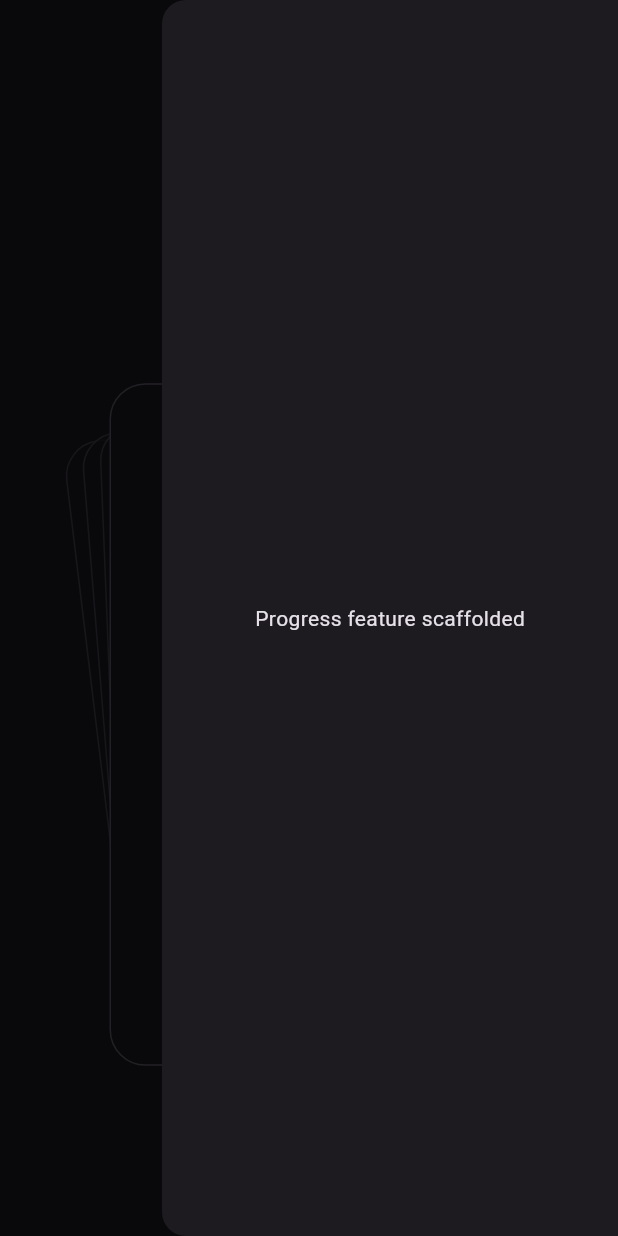
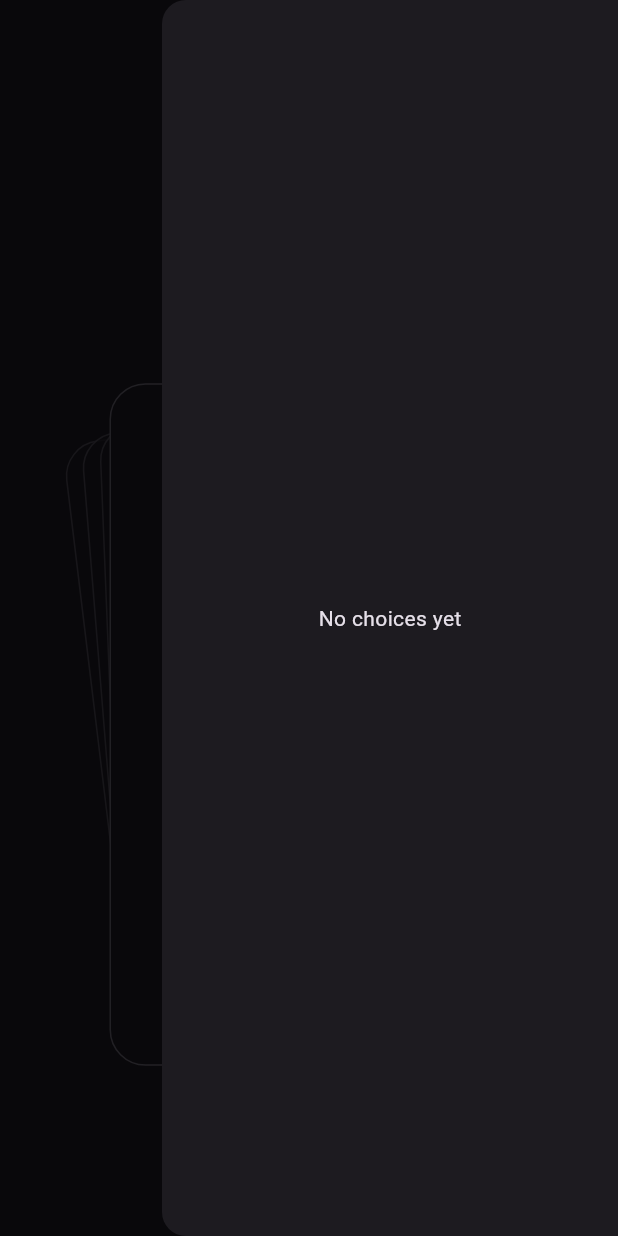
Before and after one commit to nikolay-potehin/cards-test-task, a Flutter app: the screen it shows after launch, after a tap on the "dark mode" icon, after a tap on the "menu" icon, on a phone screen of 412 x 824 dp. Run offline on Flutter 3.47's test engine with Material 3 defaults, Android fonts, the phone set to English and light mode, and no system bars; our stand-ins replace equatable, flutter_bloc.

Commit message:
feat(progress): saves progress and shows in a drawer

```diff
--- a/lib/features/cards/controllers/cards_cubit.dart
+++ b/lib/features/cards/controllers/cards_cubit.dart
@@ -1,6 +1,9 @@
+import 'dart:async';
+
 import 'package:flutter_bloc/flutter_bloc.dart';
 import 'package:test_task_cards/features/cards/models/card_model.dart';
 import 'package:test_task_cards/features/cards/repos/cards_repo.dart';
+import 'package:test_task_cards/features/progress/repos/progress_repo.dart';
 
 class CardsState {
   const CardsState({required this.isLoading, required this.cards, required this.currentIndex, required this.streak});
@@ -32,13 +35,14 @@ class CardsState {
 }
 
 class CardsCubit extends Cubit<CardsState> {
-  CardsCubit(this._repo) : super(const CardsState.initial());
+  CardsCubit(this._cardsRepo, this._progressRepo) : super(const CardsState.initial());
 
-  final CardsRepo _repo;
+  final CardsRepo _cardsRepo;
+  final ProgressRepo _progressRepo;
 
   Future<void> loadCards() async {
     emit(state.copyWith(isLoading: true, streak: 0));
-    final result = await _repo.loadCards();
+    final result = await _cardsRepo.loadCards();
     result.when(
       ok: (cards) {
         emit(CardsState(isLoading: false, cards: cards, currentIndex: 0, streak: 0));
@@ -66,6 +70,7 @@ class CardsCubit extends Cubit<CardsState> {
     if (state.currentCard case final card?) {
       final isAnswerCorrect = isRightSwipe == card.isCorrect;
       emit(state.copyWith(currentIndex: state.currentIndex + 1, streak: isAnswerCorrect ? state.streak + 1 : 0));
+      unawaited(_progressRepo.saveCardChoice(card: card.copyWith(), isRightSwipe: isRightSwipe));
     }
   }
 }
--- a/lib/features/cards/screens/cards_screen.dart
+++ b/lib/features/cards/screens/cards_screen.dart
@@ -3,6 +3,7 @@ import 'package:flutter_bloc/flutter_bloc.dart';
 import 'package:test_task_cards/dependencies.dart';
 import 'package:test_task_cards/features/cards/controllers/cards_cubit.dart';
 import 'package:test_task_cards/features/cards/repos/cards_repo.dart';
+import 'package:test_task_cards/features/progress/repos/progress_repo.dart';
 
 import 'package:test_task_cards/features/cards/widgets/cards_view.dart';
 
@@ -12,8 +13,9 @@ class CardsScreen extends StatelessWidget {
   @override
   Widget build(BuildContext context) {
     final cardsRepo = Dependencies.of(context).repo<CardsRepo>();
+    final progressRepo = Dependencies.of(context).repo<ProgressRepo>();
     return BlocProvider(
-      create: (_) => CardsCubit(cardsRepo)..loadCards(),
+      create: (_) => CardsCubit(cardsRepo, progressRepo)..loadCards(),
       child: const SafeArea(child: CardsView()),
     );
   }
--- a/lib/features/progress/repos/progress_repo.dart
+++ b/lib/features/progress/repos/progress_repo.dart
@@ -1,5 +1,8 @@
 import 'package:test_task_cards/features/progress/models/progress_model.dart';
+import 'package:test_task_cards/features/cards/models/card_model.dart';
 import 'package:test_task_cards/core/result.dart';
+
+typedef CardSwipeChoice = ({CardModel card, bool isRightSwipe});
 
 /// {@template progress_repo}
 /// Defines progress data access contract through [ProgressRepo].
@@ -9,6 +12,12 @@ sealed class ProgressRepo {
 
   /// {@macro progress_repo}
   Future<Result<ProgressModel>> readProgress();
+
+  /// {@macro progress_repo}
+  Future<Result<void>> saveCardChoice({required CardModel card, required bool isRightSwipe});
+
+  /// {@macro progress_repo}
+  Future<Result<List<CardSwipeChoice>>> loadHistory({int length = 10});
 }
 
 /// {@macro progress_repo}
@@ -20,6 +29,16 @@ final class ProgressRepo$Rest extends ProgressRepo {
   Future<Result<ProgressModel>> readProgress() async {
     throw UnimplementedError();
   }
+
+  @override
+  Future<Result<void>> saveCardChoice({required CardModel card, required bool isRightSwipe}) async {
+    throw UnimplementedError();
+  }
+
+  @override
+  Future<Result<List<CardSwipeChoice>>> loadHistory({int length = 10}) async {
+    throw UnimplementedError();
+  }
 }
 
 /// {@macro progress_repo}
@@ -27,10 +46,29 @@ final class ProgressRepo$Rest extends ProgressRepo {
 final class ProgressRepo$Stub extends ProgressRepo {
   const ProgressRepo$Stub() : super();
 
+  static final _history = <CardSwipeChoice>[];
+
   @override
   Future<Result<ProgressModel>> readProgress() async {
     throw UnimplementedError();
   }
+
+  @override
+  Future<Result<void>> saveCardChoice({required CardModel card, required bool isRightSwipe}) async {
+    _history.add((card: card.copyWith(), isRightSwipe: isRightSwipe));
+    return Result.ok(null);
+  }
+
+  @override
+  Future<Result<List<CardSwipeChoice>>> loadHistory({int length = 10}) async {
+    final limit = length < 0 ? 0 : length;
+    if (limit == 0 || _history.isEmpty) {
+      return Result.ok(const <CardSwipeChoice>[]);
+    }
+    final start = _history.length > limit ? _history.length - limit : 0;
+    final latest = _history.sublist(start).reversed.toList(growable: false);
+    return Result.ok(latest);
+  }
 }
 
 // # Generated by Copilot
--- a/lib/features/progress/widgets/progress_view.dart
+++ b/lib/features/progress/widgets/progress_view.dart
@@ -1,10 +1,63 @@
 import 'package:flutter/material.dart';
+import 'package:test_task_cards/dependencies.dart';
+import 'package:test_task_cards/features/progress/repos/progress_repo.dart';
 
 class ProgressView extends StatelessWidget {
   const ProgressView({super.key});
 
   @override
   Widget build(BuildContext context) {
-    return const Center(child: Text('Progress feature scaffolded'));
+    final repo = Dependencies.of(context).repo<ProgressRepo>();
+    return FutureBuilder(
+      future: repo.loadHistory(),
+      builder: (context, snapshot) {
+        if (snapshot.connectionState == ConnectionState.waiting) {
+          return const Center(child: CircularProgressIndicator());
+        }
+
+        if (!snapshot.hasData) {
+          return const Center(child: Text('Failed to load history'));
+        }
+
+        final result = snapshot.data!;
+        return result.when(
+          ok: (history) {
+            if (history.isEmpty) {
+              return const Center(child: Text('No choices yet'));
+            }
+
+            return Column(
+              crossAxisAlignment: CrossAxisAlignment.start,
+              children: [
+                Text('Recent choices', style: Theme.of(context).textTheme.titleLarge),
+                const SizedBox(height: 12),
+                Expanded(
+                  child: ListView.separated(
+                    itemCount: history.length,
+                    separatorBuilder: (_, _) => const Divider(height: 1),
+                    itemBuilder: (context, index) {
+                      final choice = history[index];
+                      final wasCorrect = choice.isRightSwipe == choice.card.isCorrect;
+                      return ListTile(
+                        contentPadding: EdgeInsets.zero,
+                        title: Text('${choice.card.word} -> ${choice.card.translation}'),
+                        subtitle: Text(choice.isRightSwipe ? 'Swipe: right' : 'Swipe: left'),
+                        trailing: Icon(
+                          wasCorrect ? Icons.check_circle : Icons.cancel,
+                          color: wasCorrect ? Colors.green : Colors.red,
+                        ),
+                      );
+                    },
+                  ),
+                ),
+              ],
+            );
+          },
+          err: (_, _) => const Center(child: Text('Failed to load history')),
+        );
+      },
+    );
   }
 }
+
+// # Generated by Copilot
```
Also changed, not shown: 1 other file.
